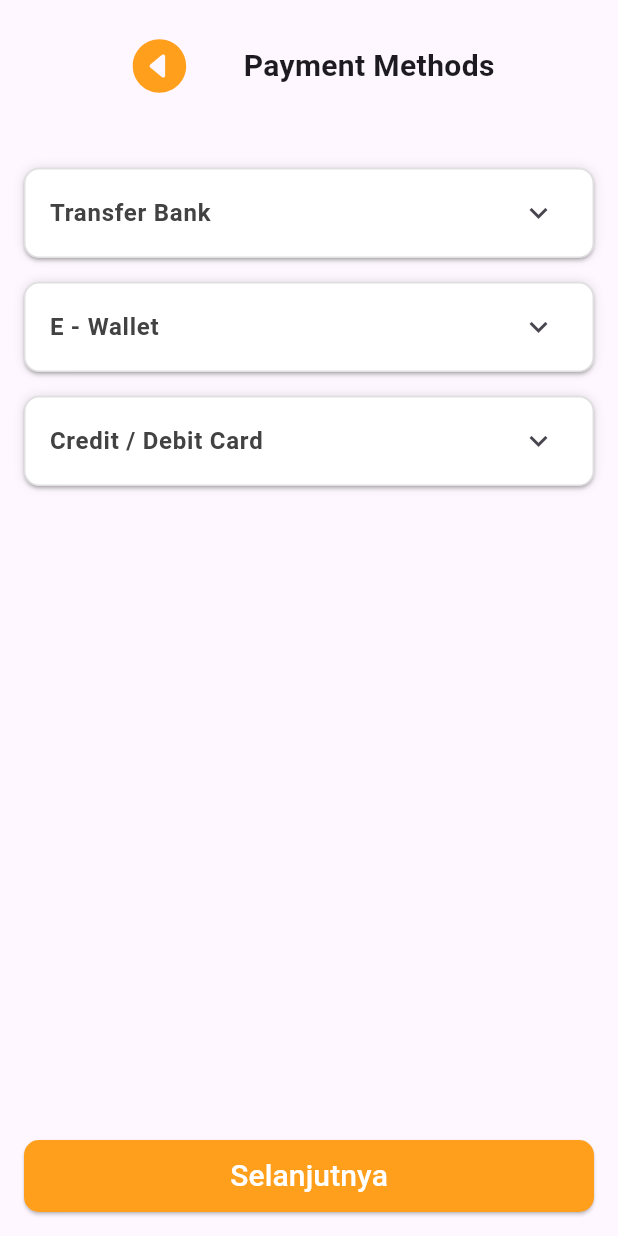
After one commit to NabilMQ/Travelin, a Flutter app: the Payment screen opened directly, on a phone screen of 412 x 824 dp. The commit adds this screen. Run offline on Flutter 3.47's test engine with Material 3 defaults, Android fonts, the phone set to English and light mode, and no system bars; our stand-ins replace animated_custom_dropdown, carousel_slider, cloud_firestore, firebase_auth, firebase_core, flutter_svg; accounts and stored records are empty; Roboto replaces fonts that are missing (Poppins).

Commit message:
Membuat halaman Payment Methods

```diff
--- a/lib/main.dart
+++ b/lib/main.dart
@@ -3,6 +3,7 @@ import 'package:flutter/material.dart';
 import 'package:flutter/services.dart';
 import 'package:travelin/firebase_options.dart';
 import 'package:travelin/view/getStarted/get_started.dart';
+import 'package:travelin/view/paymentMethods/payment_methods.dart';
 
 Future <void> main() async {
   WidgetsFlutterBinding.ensureInitialized();
--- /dev/null
+++ b/lib/view/paymentMethods/payment_methods.dart
@@ -0,0 +1,188 @@
+import 'package:flutter/material.dart';
+import 'package:flutter/services.dart';
+import 'package:flutter_svg/flutter_svg.dart';
+import 'package:travelin/controller/color_controller.dart';
+
+class Payment extends StatefulWidget {
+  const Payment({Key? key}) : super(key: key);
+
+  @override
+  State<Payment> createState() => _PaymentMethods();
+}
+
+class _PaymentMethods extends State<Payment> {
+  final ValueNotifier<String> _buttonContentNotifier = ValueNotifier<String>("Selanjutnya");
+
+  @override
+  void dispose() {
+    _buttonContentNotifier.dispose();
+    super.dispose();
+  }
+
+  void _changeContent(String newContent) {
+    _buttonContentNotifier.value = newContent;
+  }
+
+  @override
+  Widget build(BuildContext context) {
+
+    return Scaffold(
+      body: Column(
+        children: [
+          Container(
+            margin: const EdgeInsets.fromLTRB(0, 20, 0, 20),
+            child: Row(
+              mainAxisAlignment: MainAxisAlignment.center,
+              children: [
+                IconButton(
+                  splashRadius: 0.1,
+                  padding: EdgeInsets.zero,
+                  icon: SvgPicture.asset("assets/icons/Back Button.svg"),
+                  onPressed: () {},
+                ),
+                const SizedBox(width: 32), // Beri jarak antara ikon dan teks
+                Text(
+                  "Payment Methods",
+                  style: TextStyle(
+                    fontSize: 20,
+                    fontFamily: getCustomFont,
+                    fontWeight: FontWeight.w600,
+                  ),
+                ),
+              ],
+            ),
+          ),
+          Expanded(
+            child: Padding(
+              padding: const EdgeInsets.all(16.0),
+              child: Column(
+                children: [
+                  _buildPaymentMethodTile(
+                    title: 'Transfer Bank',
+                    isExpanded: _isBankTransferExpanded,
+                    onExpansionChanged: (bool expanded) {
+                      setState(() {
+                        _isBankTransferExpanded = expanded;
+                      });
+                    },
+                    children: [
+                      _buildListTileWithDivider(title: 'Bank 1'),
+                      _buildListTileWithDivider(title: 'Bank 2'),
+                      _buildListTileWithDivider(title: 'Bank 3'),
+                    ],
+                  ),
+                  _buildPaymentMethodTile(
+                    title: 'E - Wallet',
+                    isExpanded: _isEwalletExpanded,
+                    onExpansionChanged: (bool expanded) {
+                      setState(() {
+                        _isEwalletExpanded = expanded;
+                      });
+                    },
+                    children: [
+                      _buildListTileWithDivider(title: 'E-Wallet 1'),
+                      _buildListTileWithDivider(title: 'E-Wallet 2'),
+                    ],
+                  ),
+                  _buildPaymentMethodTile(
+                    title: 'Credit / Debit Card',
+                    isExpanded: _isCreditCardExpanded,
+                    onExpansionChanged: (bool expanded) {
+                      setState(() {
+                        _isCreditCardExpanded = expanded;
+                      });
+                    },
+                    children: [
+                      _buildListTileWithDivider(title: 'Credit Card 1'),
+                      _buildListTileWithDivider(title: 'Credit Card 2'),
+                    ],
+                  ),
+                  Spacer(),
+                  ElevatedButton(
+                    onPressed: () {
+                      // Handle next action
+                    },
+                    style: ElevatedButton.styleFrom(
+                      backgroundColor: getOrangeColor,
+                      foregroundColor: getWhiteColor,
+                      minimumSize: Size(double.infinity, 48),
+                      shape: RoundedRectangleBorder(
+                        borderRadius: BorderRadius.circular(10.0),
+                      ),
+                    ),
+                    child: ValueListenableBuilder<String>(
+                      valueListenable: _buttonContentNotifier,
+                      builder: (context, value, child) {
+                        return Text(value, style: TextStyle(fontSize: 20, fontFamily: getCustomFont));
+                      },
+                    ),
+                  ),
+                ],
+              ),
+            ),
+          ),
+        ],
+      ),
+    );
+  }
+
+  bool _isBankTransferExpanded = false;
+  bool _isEwalletExpanded = false;
+  bool _isCreditCardExpanded = false;
+
+  Widget _buildPaymentMethodTile({
+    required String title,
+    required bool isExpanded,
+    required ValueChanged<bool> onExpansionChanged,
+    required List<Widget> children,
+  }) {
+    return Card(
+      shape: RoundedRectangleBorder(
+        borderRadius: BorderRadius.circular(10.0),
+      ),
+      margin: const EdgeInsets.symmetric(vertical: 8.0),
+      child: Container(
+        decoration: BoxDecoration(
+          color: getWhiteColor,
+          border: Border.all(color: Colors.grey.shade300),
+          borderRadius: BorderRadius.circular(10.0),
+          boxShadow: [
+            BoxShadow(
+              color: Colors.black12,
+              blurRadius: 5,
+            ),
+          ],
+        ),
+        child: Theme(
+          data: Theme.of(context).copyWith(dividerColor: getTransparentColor),
+          child: ExpansionTile(
+            title: Text(
+              title,
+              style: TextStyle(
+                color: Colors.grey.shade800,
+                fontWeight: FontWeight.bold,
+              ),
+            ),
+            initiallyExpanded: isExpanded,
+            onExpansionChanged: onExpansionChanged,
+            children: children,
+          ),
+        ),
+      ),
+    );
+  }
+
+  Widget _buildListTileWithDivider({required String title}) {
+    return Column(
+      children: [
+        ListTile(
+          title: Text(title),
+        ),
+        Divider(
+          height: 1,
+          color: Colors.grey.shade300,
+        ),
+      ],
+    );
+  }
+}
```
